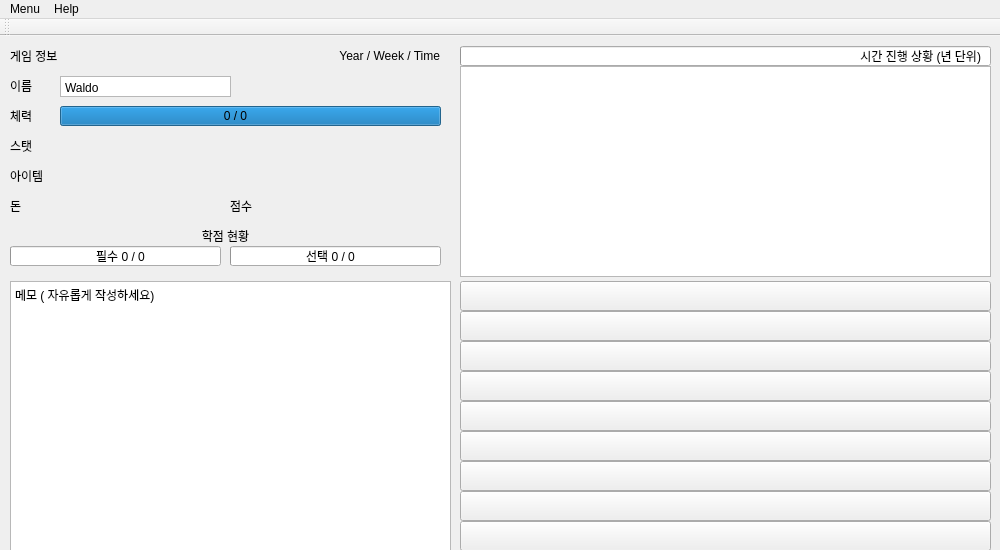
First picture: the form in sugang_simulator_2017.ui, repository CRYPTOGRAPHCODER/project_se271, before the edit.
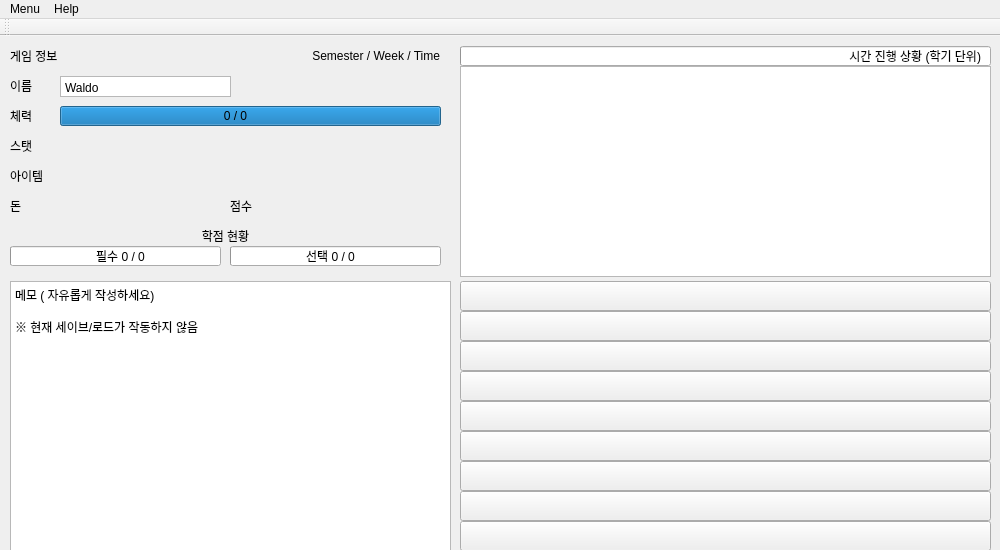
Second picture: the form after the edit.

```diff
--- a/sugang_simulator_2017.ui
+++ b/sugang_simulator_2017.ui
@@ -43,7 +43,7 @@
      </rect>
     </property>
     <property name="text">
-     <string>Year / Week / Time</string>
+     <string>Semester / Week / Time</string>
     </property>
     <property name="alignment">
      <set>Qt::AlignRight|Qt::AlignTrailing|Qt::AlignVCenter</set>
@@ -271,7 +271,9 @@
 &lt;html&gt;&lt;head&gt;&lt;meta name=&quot;qrichtext&quot; content=&quot;1&quot; /&gt;&lt;style type=&quot;text/css&quot;&gt;
 p, li { white-space: pre-wrap; }
 &lt;/style&gt;&lt;/head&gt;&lt;body style=&quot; font-family:'Gulim'; font-size:9pt; font-weight:400; font-style:normal;&quot;&gt;
-&lt;p style=&quot; margin-top:0px; margin-bottom:0px; margin-left:0px; margin-right:0px; -qt-block-indent:0; text-indent:0px;&quot;&gt;메모 ( 자유롭게 작성하세요)&lt;/p&gt;&lt;/body&gt;&lt;/html&gt;</string>
+&lt;p style=&quot; margin-top:0px; margin-bottom:0px; margin-left:0px; margin-right:0px; -qt-block-indent:0; text-indent:0px;&quot;&gt;메모 ( 자유롭게 작성하세요)&lt;/p&gt;
+&lt;p style=&quot;-qt-paragraph-type:empty; margin-top:0px; margin-bottom:0px; margin-left:0px; margin-right:0px; -qt-block-indent:0; text-indent:0px;&quot;&gt;&lt;br /&gt;&lt;/p&gt;
+&lt;p style=&quot; margin-top:0px; margin-bottom:0px; margin-left:0px; margin-right:0px; -qt-block-indent:0; text-indent:0px;&quot;&gt;※ 현재 세이브/로드가 작동하지 않음&lt;/p&gt;&lt;/body&gt;&lt;/html&gt;</string>
     </property>
    </widget>
    <widget class="QProgressBar" name="prog_time">
@@ -505,7 +507,7 @@
      </rect>
     </property>
     <property name="text">
-     <string>시간 진행 상황 (년 단위)</string>
+     <string>시간 진행 상황 (학기 단위)</string>
     </property>
     <property name="alignment">
      <set>Qt::AlignRight|Qt::AlignTrailing|Qt::AlignVCenter</set>
```
